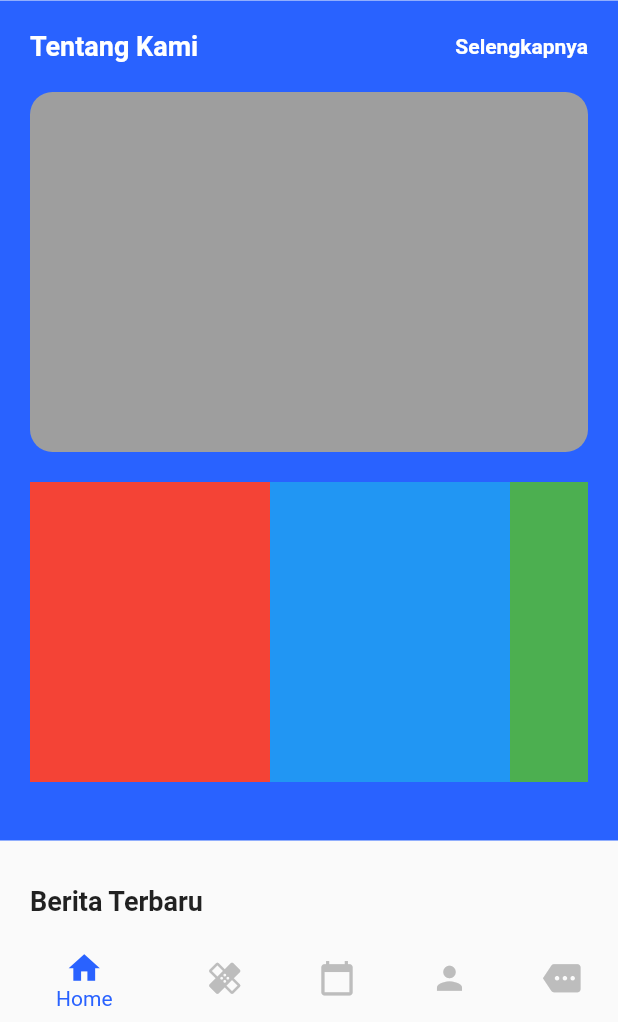
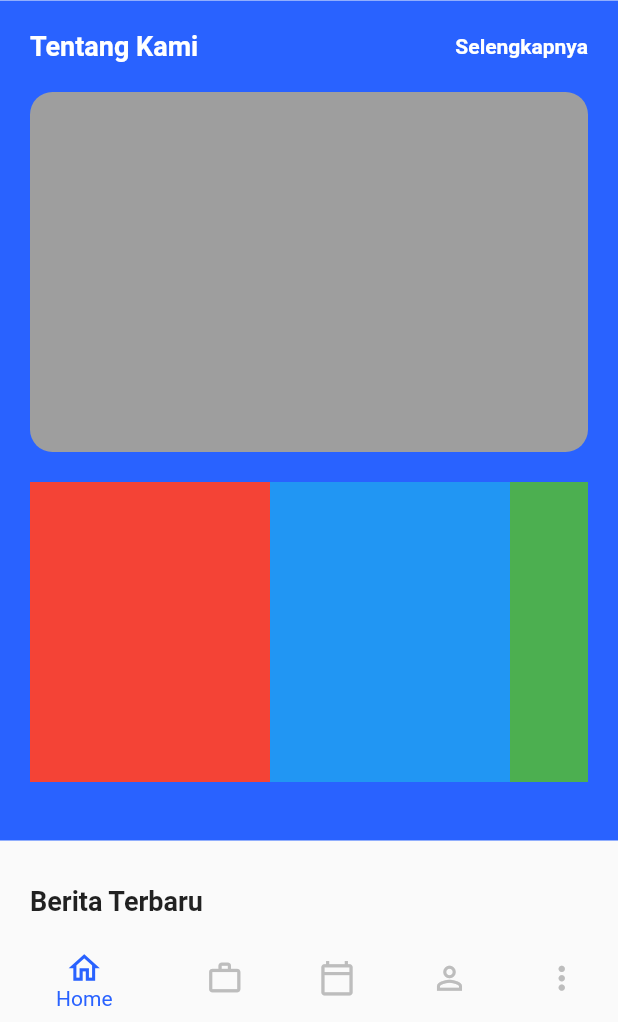
Before and after one commit to zanuarts/RS-TingkatAkhir, a Flutter app: the screen it shows after launch, scrolled down 576 dp, on a phone screen of 412 x 824 dp, the part 214-1236 px from its top. Run offline on Flutter 3.47's test engine with Material 2 defaults, Android fonts, the phone set to English and light mode, and no system bars; our stand-ins replace carousel_pro; missing offline and left inert: cupertino_radio_choice.

Commit message:
Add feedback form, fix bottom navbar

```diff
--- a/lib/src/ui/components/bottom_navigation.dart
+++ b/lib/src/ui/components/bottom_navigation.dart
@@ -3,6 +3,7 @@ import 'package:flutter/material.dart';
 import 'package:smkdev/src/constants/constant.dart';
 import 'package:smkdev/src/ui/components/more_popup.dart';
 import 'package:smkdev/src/ui/pages/booking/page_booking_dashboard.dart';
+import 'package:smkdev/src/ui/pages/feedback/page_feedback_dashboard.dart';
 import 'package:smkdev/src/ui/pages/home/page_home_dashboard.dart';
 import 'package:smkdev/src/ui/pages/layanan/page_layanan_dashboard.dart';
 import 'package:smkdev/src/ui/pages/profile/page_profile_dashboard.dart';
@@ -30,7 +31,7 @@ class _MainBottomNavState extends State<MainBottomNav> {
     pageList.add(LayananDashboard());
     pageList.add(BookingDashboard());
     pageList.add(ProfileDashboard());
-    pageList.add(MorePop());
+    pageList.add(FeedbackDashboard());
     super.initState();
   }
 
@@ -44,17 +45,17 @@ class _MainBottomNavState extends State<MainBottomNav> {
       bottomNavigationBar: BottomNavigationBar(
         showUnselectedLabels: false,
         items: const <BottomNavigationBarItem>[
-          BottomNavigationBarItem(icon: Icon(Icons.home), label: "Home"),
+          BottomNavigationBarItem(icon: Icon(Icons.home_outlined), label: "Home"),
           BottomNavigationBarItem(
-            icon: Icon(Icons.healing),
+            icon: Icon(Icons.work_outline_outlined),
             label: "Layanan",
           ),
           BottomNavigationBarItem(
-            icon: Icon(Icons.calendar_today),
+            icon: Icon(Icons.calendar_today_outlined),
             label: 'Booking',
           ),
-          BottomNavigationBarItem(icon: Icon(Icons.person), label: 'Profile'),
-          BottomNavigationBarItem(icon: Icon(Icons.more), label: 'More'),
+          BottomNavigationBarItem(icon: Icon(Icons.person_outline_outlined), label: 'Profile'),
+          BottomNavigationBarItem(icon: Icon(Icons.more_vert_rounded), label: 'More'),
         ],
         unselectedItemColor: Colors.grey[400],
         selectedItemColor: colorPrimary,
--- a/pubspec.yaml
+++ b/pubspec.yaml
@@ -24,6 +24,7 @@ dependencies:
   flutter:
     sdk: flutter
   carousel_pro: ^1.0.0
+  cupertino_radio_choice: ^1.0.0+2
 
 
   # The following adds the Cupertino Icons font to your application.
```
Also changed, not shown: lib/src/ui/pages/feedback/page_feedback_dashboard.dart (+84 -1 lines), pubspec.lock.
